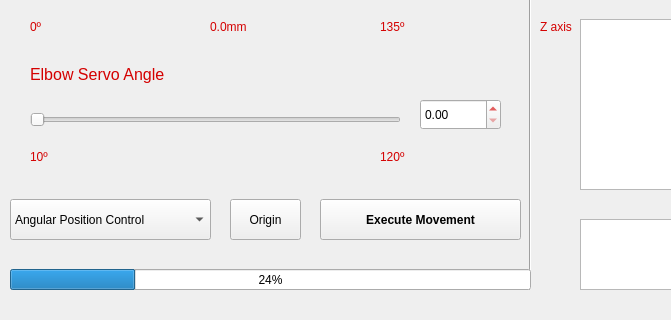
Old version of the form pArm/GUI/InProgressGUI.ui in the repository pArm-TFG/pArm-S1; both pictures show x 0 to 671 and y 280 to 600 of the 1000 by 600 pixel window.
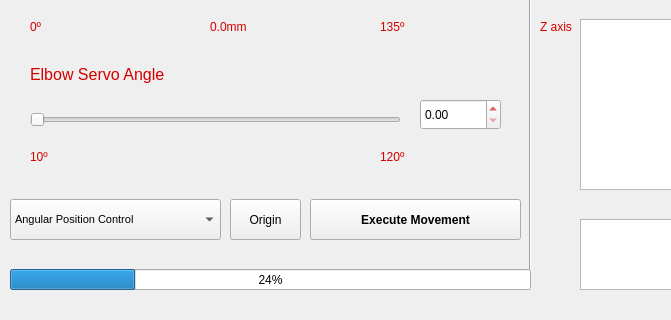
New version of the form. Custom widgets are drawn as their Qt base class.

Commit message: Rectangle color & combobox size

Diff of the .ui file:
```diff
--- a/pArm/GUI/InProgressGUI.ui
+++ b/pArm/GUI/InProgressGUI.ui
@@ -245,10 +245,15 @@
      <rect>
       <x>10</x>
       <y>460</y>
-      <width>201</width>
+      <width>211</width>
       <height>41</height>
      </rect>
     </property>
+    <property name="font">
+     <font>
+      <pointsize>8</pointsize>
+     </font>
+    </property>
     <property name="cursor">
      <cursorShape>SizeVerCursor</cursorShape>
     </property>
@@ -266,9 +271,9 @@
    <widget class="QPushButton" name="ExecuteButton">
     <property name="geometry">
      <rect>
-      <x>320</x>
+      <x>310</x>
       <y>460</y>
-      <width>201</width>
+      <width>211</width>
       <height>41</height>
      </rect>
     </property>
```
The commit also changes 1 other file.
